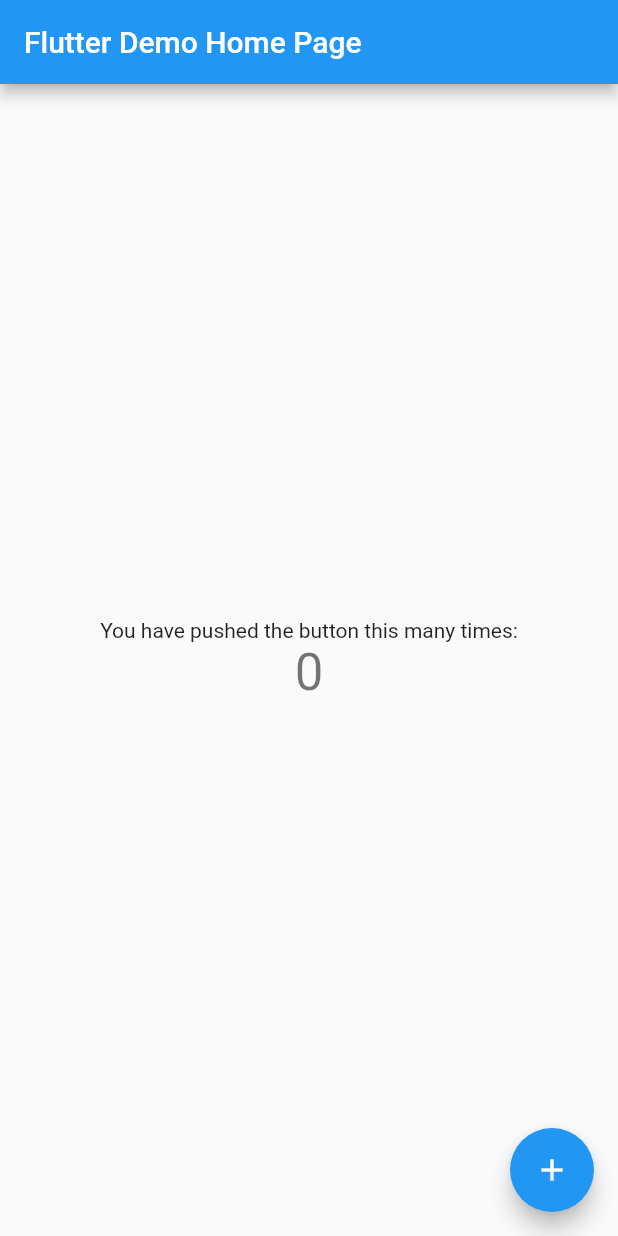
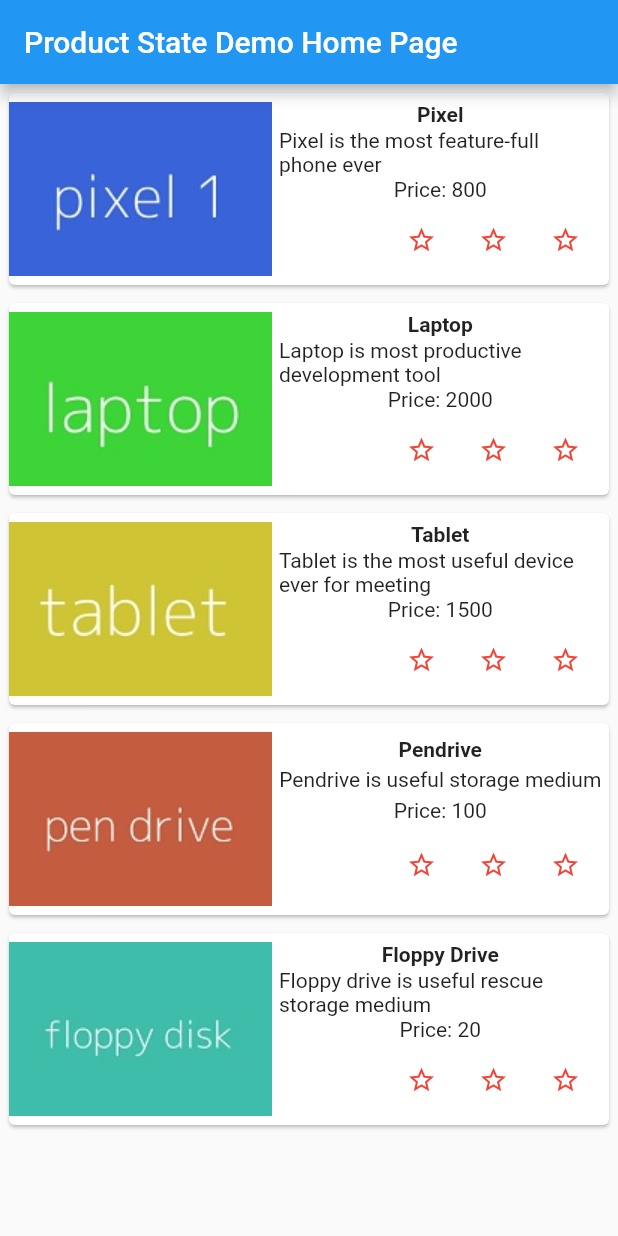
Before and after one commit to imbaggaarm/flutter-pro-nav-app, a Flutter app: the screen it shows after launch, on a phone screen of 412 x 824 dp. Run offline on Flutter 3.47's test engine with Material 2 defaults, Android fonts, the phone set to English and light mode, and no system bars.

Commit message:
[f] 231 - Implement product rating

```diff
--- a/lib/main.dart
+++ b/lib/main.dart
@@ -1,4 +1,7 @@
 import 'package:flutter/material.dart';
+import 'package:flutter_pro_nav_app/product.dart';
+import 'package:flutter_pro_nav_app/product_box.dart';
+import 'package:flutter_pro_nav_app/product_page.dart';
 
 void main() => runApp(MyApp());
 
@@ -9,103 +12,39 @@ class MyApp extends StatelessWidget {
     return MaterialApp(
       title: 'Flutter Demo',
       theme: ThemeData(
-        // This is the theme of your application.
-        //
-        // Try running your application with "flutter run". You'll see the
-        // application has a blue toolbar. Then, without quitting the app, try
-        // changing the primarySwatch below to Colors.green and then invoke
-        // "hot reload" (press "r" in the console where you ran "flutter run",
-        // or simply save your changes to "hot reload" in a Flutter IDE).
-        // Notice that the counter didn't reset back to zero; the application
-        // is not restarted.
         primarySwatch: Colors.blue,
       ),
-      home: MyHomePage(title: 'Flutter Demo Home Page'),
+      home: MyHomePage(title: 'Product State Demo Home Page'),
     );
   }
 }
 
-class MyHomePage extends StatefulWidget {
+class MyHomePage extends StatelessWidget {
   MyHomePage({Key key, this.title}) : super(key: key);
 
-  // This widget is the home page of your application. It is stateful, meaning
-  // that it has a State object (defined below) that contains fields that affect
-  // how it looks.
-
-  // This class is the configuration for the state. It holds the values (in this
-  // case the title) provided by the parent (in this case the App widget) and
-  // used by the build method of the State. Fields in a Widget subclass are
-  // always marked "final".
-
   final String title;
-
-  @override
-  _MyHomePageState createState() => _MyHomePageState();
-}
-
-class _MyHomePageState extends State<MyHomePage> {
-  int _counter = 0;
-
-  void _incrementCounter() {
-    setState(() {
-      // This call to setState tells the Flutter framework that something has
-      // changed in this State, which causes it to rerun the build method below
-      // so that the display can reflect the updated values. If we changed
-      // _counter without calling setState(), then the build method would not be
-      // called again, and so nothing would appear to happen.
-      _counter++;
-    });
-  }
+  final items  = Product.getProducts();
 
   @override
   Widget build(BuildContext context) {
-    // This method is rerun every time setState is called, for instance as done
-    // by the _incrementCounter method above.
-    //
-    // The Flutter framework has been optimized to make rerunning build methods
-    // fast, so that you can just rebuild anything that needs updating rather
-    // than having to individually change instances of widgets.
+    // TODO: implement build
     return Scaffold(
       appBar: AppBar(
-        // Here we take the value from the MyHomePage object that was created by
-        // the App.build method, and use it to set our appbar title.
-        title: Text(widget.title),
+        title: Text(this.title),
       ),
-      body: Center(
-        // Center is a layout widget. It takes a single child and positions it
-        // in the middle of the parent.
-        child: Column(
-          // Column is also a layout widget. It takes a list of children and
-          // arranges them vertically. By default, it sizes itself to fit its
-          // children horizontally, and tries to be as tall as its parent.
-          //
-          // Invoke "debug painting" (press "p" in the console, choose the
-          // "Toggle Debug Paint" action from the Flutter Inspector in Android
-          // Studio, or the "Toggle Debug Paint" command in Visual Studio Code)
-          // to see the wireframe for each widget.
-          //
-          // Column has various properties to control how it sizes itself and
-          // how it positions its children. Here we use mainAxisAlignment to
-          // center the children vertically; the main axis here is the vertical
-          // axis because Columns are vertical (the cross axis would be
-          // horizontal).
-          mainAxisAlignment: MainAxisAlignment.center,
-          children: <Widget>[
-            Text(
-              'You have pushed the button this many times:',
-            ),
-            Text(
-              '$_counter',
-              style: Theme.of(context).textTheme.display1,
-            ),
-          ],
-        ),
-      ),
-      floatingActionButton: FloatingActionButton(
-        onPressed: _incrementCounter,
-        tooltip: 'Increment',
-        child: Icon(Icons.add),
-      ), // This trailing comma makes auto-formatting nicer for build methods.
+      body: ListView.builder(
+          itemCount: items.length,
+          itemBuilder: (context, index) {
+            return GestureDetector(
+              child: ProductBox(item: items[index]),
+              onTap: () {
+                Navigator.push(
+                    context, MaterialPageRoute(
+                  builder: (context) => ProductPage(item: items[index]),
+                ));
+              }
+            );
+          })
     );
   }
 }
--- /dev/null
+++ b/lib/product.dart
@@ -0,0 +1,51 @@
+
+class Product {
+  final String name;
+  final String description;
+  final int price;
+  final String image;
+  Product(this.name, this.description, this.price, this.image);
+
+  static List<Product> getProducts() {
+    List<Product> items = <Product>[];
+
+    items.add(
+      Product(
+          "Pixel",
+          "Pixel is the most feature-full phone ever",
+          800,
+          "pixel.jpg")
+    );
+
+    items.add(Product("Laptop",
+        "Laptop is most productive development tool",
+        2000,
+        "laptop.jpg")
+    );
+    items.add(
+        Product(
+            "Tablet",
+            "Tablet is the most useful device ever for meeting",
+            1500,
+            "tablet.jpg"
+        )
+    );
+    items.add(
+        Product(
+            "Pendrive",
+            "Pendrive is useful storage medium",
+            100,
+            "pendrive.jpg"
+        )
+    );
+    items.add(
+        Product(
+            "Floppy Drive",
+            "Floppy drive is useful rescue storage medium",
+            20,
+            "floppydisk.jpg"
+        )
+    );
+    return items;
+  }
+}
--- /dev/null
+++ b/lib/product_box.dart
@@ -0,0 +1,42 @@
+import 'package:flutter/cupertino.dart';
+import 'package:flutter/material.dart';
+import 'package:flutter_pro_nav_app/product.dart';
+import 'package:flutter_pro_nav_app/rating_box.dart';
+
+class ProductBox extends StatelessWidget {
+  ProductBox({Key key, this.item}) : super(key: key);
+  final Product item;
+
+  @override
+  Widget build(BuildContext context) {
+    return Container(
+      padding: EdgeInsets.all(2),
+      height: 140,
+      child: Card(
+        child: Row(
+          mainAxisAlignment: MainAxisAlignment.spaceEvenly,
+          children: <Widget>[
+            Image.asset("assets/images/" + this.item.image),
+            Expanded(
+              child: Container(
+                padding: EdgeInsets.all(5),
+                child: Column(
+                  mainAxisAlignment: MainAxisAlignment.spaceEvenly,
+                  children: <Widget>[
+                    Text(
+                        this.item.name,
+                        style: TextStyle(
+                            fontWeight: FontWeight.bold)),
+                    Text(this.item.description),
+                    Text("Price: " + this.item.price.toString()),
+                    RatingBox(),
+                  ],
+                ),
+              ),
+            )
+          ],
+        ),
+      )
+    );
+  }
+}
--- /dev/null
+++ b/lib/product_page.dart
@@ -0,0 +1,49 @@
+
+import 'package:flutter/cupertino.dart';
+import 'package:flutter/material.dart';
+import 'package:flutter_pro_nav_app/product.dart';
+import 'package:flutter_pro_nav_app/rating_box.dart';
+
+class ProductPage extends StatelessWidget {
+  ProductPage({Key key, this.item}) : super(key: key);
+  final Product item;
+
+  @override
+  Widget build(BuildContext context) {
+    return Scaffold(
+      appBar: AppBar(
+        title: Text(this.item.name),
+      ),
+      body: Center(
+        child: Container(
+          padding: EdgeInsets.all(0),
+          child: Column(
+              mainAxisAlignment: MainAxisAlignment.start,
+              crossAxisAlignment: CrossAxisAlignment.start,
+              children: <Widget>[
+                Image.asset("assets/images/" + this.item.image),
+                Expanded(
+                    child: Container(
+                        padding: EdgeInsets.all(5),
+                        child: Column(
+                          mainAxisAlignment: MainAxisAlignment.spaceEvenly,
+                          children: <Widget>[
+                            Text(
+                                this.item.name, style: TextStyle(
+                                fontWeight: FontWeight.bold
+                            )
+                            ),
+                            Text(this.item.description),
+                            Text("Price: " + this.item.price.toString()),
+                            RatingBox(),
+                          ],
+                        )
+                    )
+                )
+              ]
+          ),
+        ),
+      ),
+    );
+  }
+}
--- /dev/null
+++ b/lib/rating_box.dart
@@ -0,0 +1,93 @@
+import 'package:flutter/cupertino.dart';
+import 'package:flutter/material.dart';
+
+class RatingBox extends StatefulWidget {
+  @override
+  _RatingBoxState createState() => _RatingBoxState();
+}
+
+class _RatingBoxState extends State<RatingBox> {
+  int _rating = 0;
+
+  void _setRatingAsOne() {
+    setState(() {
+      _rating = 1;
+    });
+  }
+
+  void _setRatingAsTwo() {
+    setState(() {
+      _rating = 2;
+    });
+  }
+
+  void _setRatingAsThree() {
+    setState(() {
+      _rating = 3;
+    });
+  }
+
+  @override
+  Widget build(BuildContext context) {
+    double _size = 20;
+    print(_rating);
+    return Row(
+      mainAxisAlignment: MainAxisAlignment.end,
+      crossAxisAlignment: CrossAxisAlignment.end,
+      mainAxisSize: MainAxisSize.max,
+      children: <Widget>[
+        Container(
+          padding: EdgeInsets.all(0),
+          child: IconButton(
+            icon: (_rating >= 1
+                ? Icon(
+                    Icons.star,
+                    size: _size,
+                  )
+                : Icon(
+                    Icons.star_border,
+                    size: _size,
+                  )),
+            color: Colors.red[500],
+            onPressed: _setRatingAsOne,
+            iconSize: _size,
+          ),
+        ),
+        Container(
+          padding: EdgeInsets.all(0),
+          child: IconButton(
+            icon: (_rating >= 2
+                ? Icon(
+                    Icons.star,
+                    size: _size,
+                  )
+                : Icon(
+                    Icons.star_border,
+                    size: _size,
+                  )),
+            color: Colors.red[500],
+            onPressed: _setRatingAsTwo,
+            iconSize: _size,
+          ),
+        ),
+        Container(
+          padding: EdgeInsets.all(0),
+          child: IconButton(
+            icon: (_rating >= 3
+                ? Icon(
+                    Icons.star,
+                    size: _size,
+                  )
+                : Icon(
+                    Icons.star_border,
+                    size: _size,
+                  )),
+            color: Colors.red[500],
+            onPressed: _setRatingAsThree,
+            iconSize: _size,
+          ),
+        ),
+      ],
+    );
+  }
+}
```
Also changed, not shown: pubspec.yaml (+8 -1 lines), assets/images/floppydisk.jpg (added), assets/images/iphone.jpg (added), assets/images/laptop.jpg (added), assets/images/pendrive.jpg (added), assets/images/pixel.jpg (added), assets/images/tablet.jpg (added).
